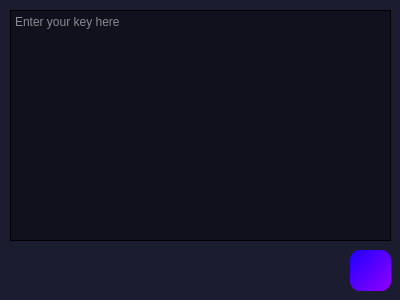
Above: ui/addKey.ui from UZApocalyps/InternetSecureChat before the change. Below: the same form after it.
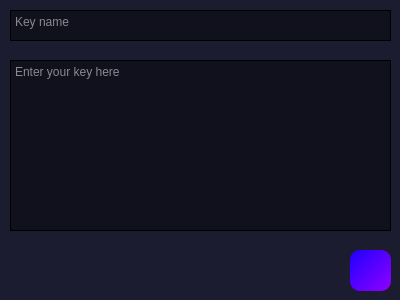
That is the form after the change. Icons and pictures are not drawn.

The edit to the form file:
```diff
--- a/ui/addKey.ui
+++ b/ui/addKey.ui
@@ -20,9 +20,9 @@
    <property name="geometry">
     <rect>
      <x>10</x>
-     <y>10</y>
+     <y>60</y>
      <width>381</width>
-     <height>231</height>
+     <height>171</height>
     </rect>
    </property>
    <property name="styleSheet">
@@ -55,7 +55,25 @@
     <string/>
    </property>
    <property name="icon">
-    <iconset theme="media-floppy"/>
+    <iconset theme="media-floppy">
+     <normaloff>.</normaloff>.</iconset>
+   </property>
+  </widget>
+  <widget class="QPlainTextEdit" name="txtKeyName">
+   <property name="geometry">
+    <rect>
+     <x>10</x>
+     <y>10</y>
+     <width>381</width>
+     <height>31</height>
+    </rect>
+   </property>
+   <property name="styleSheet">
+    <string notr="true">background-color: qlineargradient(spread:pad, x1:0, y1:0, x2:1, y2:1, stop:0 rgba(0, 0, 0, 98));
+color:white;</string>
+   </property>
+   <property name="placeholderText">
+    <string>Key name</string>
    </property>
   </widget>
  </widget>
```
Left out of the diff: 2 changed lines with no effect on the pictures.
